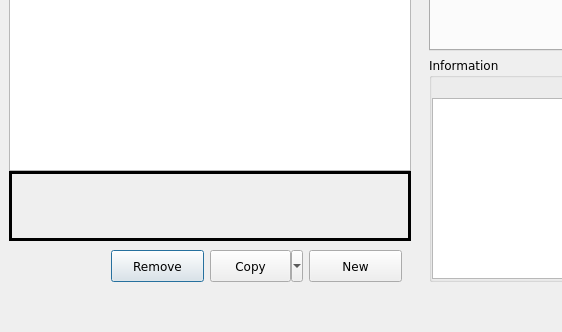
Before: the Qt Designer form src/ui/connection_profiles.ui in Mudlet/Mudlet, drawn with Qt 5; both pictures show x 0 to 562 and y 350 to 682 of the 760 by 682 pixel window.
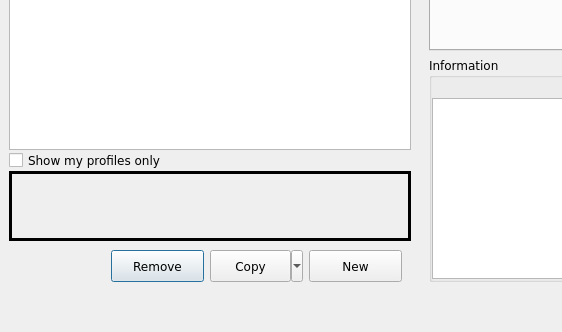
After: the same form once the commit is applied. Icons and pictures are not drawn. Custom widgets are drawn as their Qt base class.

Commit message:
Add checkbox to filter default profiles in connection dialog
Add a 'Show my profiles only' checkbox to the connection profiles dialog
that hides default game profiles which have not been used yet. The
preference persists across restarts via QSettings. Includes accessible
name, description, tab stop ordering, and a screen reader announcement
of the profile count when toggled.

Diff of the .ui file:
```diff
--- a/src/ui/connection_profiles.ui
+++ b/src/ui/connection_profiles.ui
@@ -110,6 +110,19 @@
            </property>
           </widget>
          </item>
+         <item>
+          <widget class="QCheckBox" name="show_only_my_profiles">
+           <property name="text">
+            <string>Show my profiles only</string>
+           </property>
+           <property name="accessibleName">
+            <string>show my profiles only</string>
+           </property>
+           <property name="accessibleDescription">
+            <string>Hide default game profiles that have not been used yet</string>
+           </property>
+          </widget>
+         </item>
          <item>
           <widget class="QFrame" name="notificationArea">
            <property name="sizePolicy">
```
Left out of the diff: 1 changed line with no effect on the pictures. The commit also changes 2 other files.
